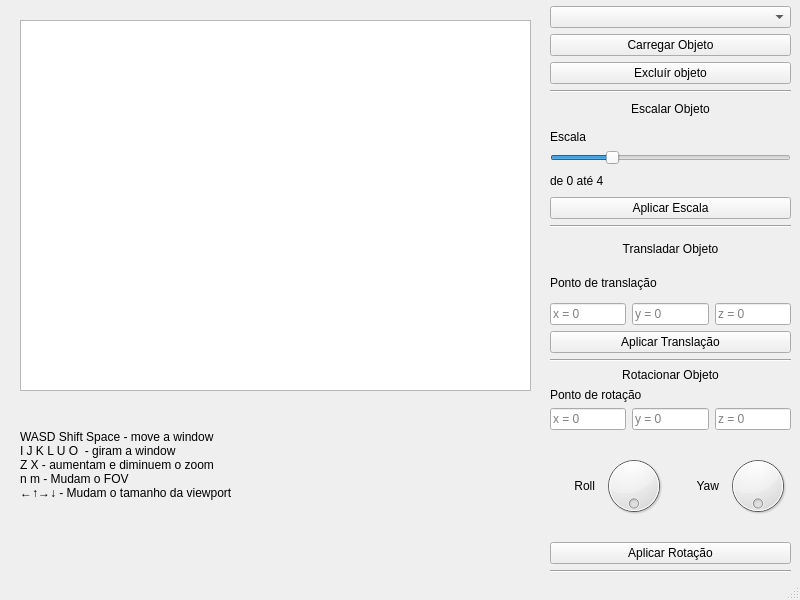
The window that mainwindow.ui (Thales3006/Wireframe_3Dmodel_Visualizer) describes before a commit, drawn with Qt 5.
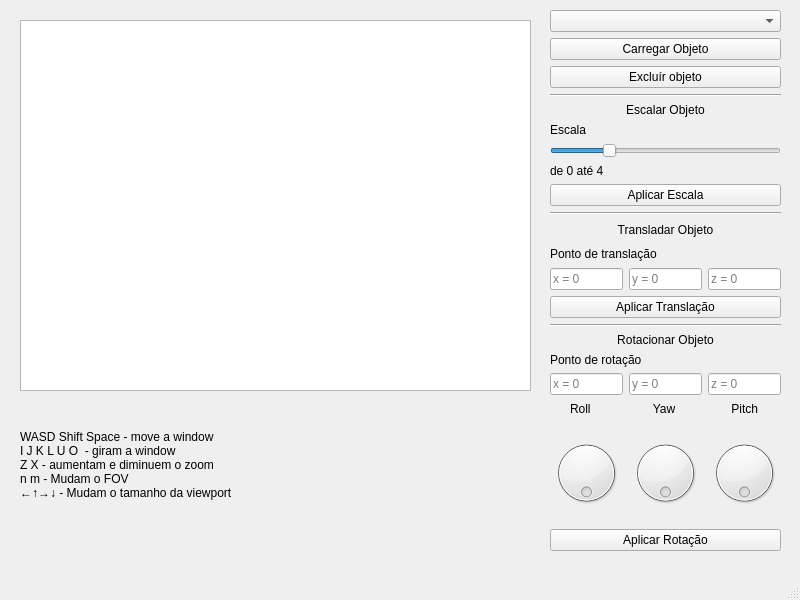
The same window after the commit.

Commit message: feat: full 3 angle rotation for user

Diff of the .ui file:
```diff
--- a/mainwindow.ui
+++ b/mainwindow.ui
@@ -28,9 +28,9 @@
     <property name="geometry">
      <rect>
       <x>550</x>
-      <y>6</y>
-      <width>241</width>
-      <height>567</height>
+      <y>10</y>
+      <width>231</width>
+      <height>541</height>
      </rect>
     </property>
     <layout class="QVBoxLayout" name="edit">
@@ -286,9 +286,11 @@
         </layout>
        </item>
        <item>
-        <layout class="QHBoxLayout" name="angle">
+        <layout class="QVBoxLayout" name="rotateDials">
          <item>
-          <widget class="QLabel" name="angleLabel">
+          <layout class="QHBoxLayout" name="dialTitles">
+           <item>
+            <widget class="QLabel" name="angleLabel_R">
            <property name="sizePolicy">
             <sizepolicy hsizetype="Fixed" vsizetype="Fixed">
              <horstretch>0</horstretch>
@@ -311,28 +313,12 @@
             <string>Roll</string>
            </property>
            <property name="alignment">
-            <set>Qt::AlignmentFlag::AlignRight|Qt::AlignmentFlag::AlignTrailing|Qt::AlignmentFlag::AlignVCenter</set>
+              <set>Qt::AlignmentFlag::AlignLeading|Qt::AlignmentFlag::AlignLeft|Qt::AlignmentFlag::AlignVCenter</set>
            </property>
           </widget>
          </item>
          <item>
-          <widget class="QDial" name="angleDial">
-           <property name="sizePolicy">
-            <sizepolicy hsizetype="Preferred" vsizetype="Fixed">
-             <horstretch>0</horstretch>
-             <verstretch>0</verstretch>
-            </sizepolicy>
-           </property>
-           <property name="maximum">
-            <number>100</number>
-           </property>
-           <property name="wrapping">
-            <bool>true</bool>
-           </property>
-          </widget>
-         </item>
-         <item>
-          <widget class="QLabel" name="angleLabel_2">
+            <widget class="QLabel" name="angleLabel_Y">
            <property name="sizePolicy">
             <sizepolicy hsizetype="Fixed" vsizetype="Fixed">
              <horstretch>0</horstretch>
@@ -349,12 +335,44 @@
             <string>Yaw</string>
            </property>
            <property name="alignment">
+              <set>Qt::AlignmentFlag::AlignCenter</set>
+             </property>
+            </widget>
+           </item>
+           <item>
+            <widget class="QLabel" name="angleLabel_P">
+             <property name="sizePolicy">
+              <sizepolicy hsizetype="Fixed" vsizetype="Fixed">
+               <horstretch>0</horstretch>
+               <verstretch>0</verstretch>
+              </sizepolicy>
+             </property>
+             <property name="minimumSize">
+              <size>
+               <width>45</width>
+               <height>16</height>
+              </size>
+             </property>
+             <property name="maximumSize">
+              <size>
+               <width>16777215</width>
+               <height>16</height>
+              </size>
+             </property>
+             <property name="text">
+              <string>Pitch</string>
+             </property>
+             <property name="alignment">
             <set>Qt::AlignmentFlag::AlignRight|Qt::AlignmentFlag::AlignTrailing|Qt::AlignmentFlag::AlignVCenter</set>
            </property>
           </widget>
          </item>
+          </layout>
+         </item>
          <item>
-          <widget class="QDial" name="angleDial_2">
+          <layout class="QHBoxLayout" name="dials">
+           <item>
+            <widget class="QDial" name="angleDial_R">
            <property name="sizePolicy">
             <sizepolicy hsizetype="Preferred" vsizetype="Fixed">
              <horstretch>0</horstretch>
@@ -362,12 +380,46 @@
             </sizepolicy>
            </property>
            <property name="maximum">
-            <number>100</number>
+              <number>99</number>
            </property>
            <property name="wrapping">
             <bool>true</bool>
            </property>
           </widget>
+           </item>
+           <item>
+            <widget class="QDial" name="angleDial_Y">
+             <property name="sizePolicy">
+              <sizepolicy hsizetype="Preferred" vsizetype="Fixed">
+               <horstretch>0</horstretch>
+               <verstretch>0</verstretch>
+              </sizepolicy>
+             </property>
+             <property name="maximum">
+              <number>99</number>
+             </property>
+             <property name="wrapping">
+              <bool>true</bool>
+             </property>
+            </widget>
+           </item>
+           <item>
+            <widget class="QDial" name="angleDial_P">
+             <property name="sizePolicy">
+              <sizepolicy hsizetype="Preferred" vsizetype="Fixed">
+               <horstretch>0</horstretch>
+               <verstretch>0</verstretch>
+              </sizepolicy>
+             </property>
+             <property name="maximum">
+              <number>99</number>
+             </property>
+             <property name="wrapping">
+              <bool>true</bool>
+             </property>
+            </widget>
+           </item>
+          </layout>
          </item>
         </layout>
        </item>
@@ -380,13 +432,6 @@
        </item>
       </layout>
      </item>
-     <item>
-      <widget class="Line" name="line_2">
-       <property name="orientation">
-        <enum>Qt::Orientation::Horizontal</enum>
-       </property>
-      </widget>
-     </item>
     </layout>
    </widget>
    <widget class="QLabel" name="explanation_keys">
```
Lines whose indentation alone changed are shown as unchanged. The commit also changes 2 other files.
